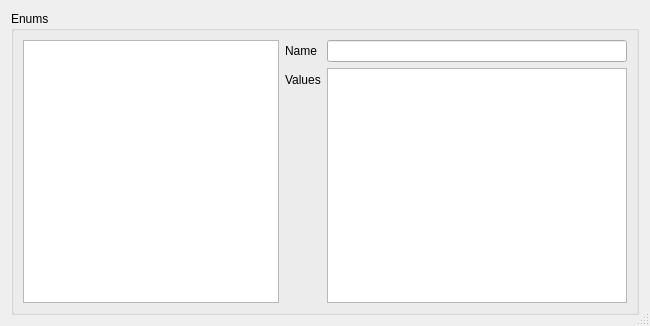
The window that src/tiled/propertytypeseditor.ui (mapeditor/tiled) describes before a commit, drawn with Qt 5.
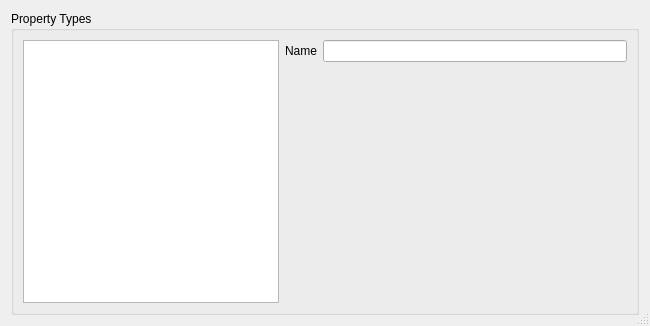
The same window after the commit.

Commit message:
Implement creation and editing of class property types
The Enums Editor was extended with the ability to add custom class
properties, and is now again called the Property Types Editor.

Fixed two issues in the CustomPropertiesHelper:

* Don't emit propertyValueChanged on creation of properties
* Fixed deletion of sub-properties to not leave roaming pointers

There are still a few unresolved issues.

```diff
--- a/src/tiled/propertytypeseditor.ui
+++ b/src/tiled/propertytypeseditor.ui
@@ -20,7 +20,7 @@
    <item>
     <widget class="QGroupBox" name="groupBox">
      <property name="title">
-      <string>Enums</string>
+      <string>Property Types</string>
      </property>
      <layout class="QHBoxLayout" name="horizontalLayout">
       <item>
@@ -67,36 +67,6 @@
         <item row="0" column="1">
          <widget class="QLineEdit" name="nameEdit"/>
         </item>
-        <item row="1" column="0">
-         <widget class="QLabel" name="valuesLabel">
-          <property name="text">
-           <string>Values</string>
-          </property>
-          <property name="buddy">
-           <cstring>valuesView</cstring>
-          </property>
-         </widget>
-        </item>
-        <item row="1" column="1">
-         <layout class="QVBoxLayout" name="typeDetailsLayout">
-          <property name="spacing">
-           <number>0</number>
-          </property>
-          <item>
-           <widget class="QTreeView" name="valuesView">
-            <property name="rootIsDecorated">
-             <bool>false</bool>
-            </property>
-            <property name="uniformRowHeights">
-             <bool>true</bool>
-            </property>
-            <property name="headerHidden">
-             <bool>true</bool>
-            </property>
-           </widget>
-          </item>
-         </layout>
-        </item>
        </layout>
       </item>
      </layout>
```
Left out of the diff: 2 changed lines with no effect on the pictures. The commit also changes 9 other files.
